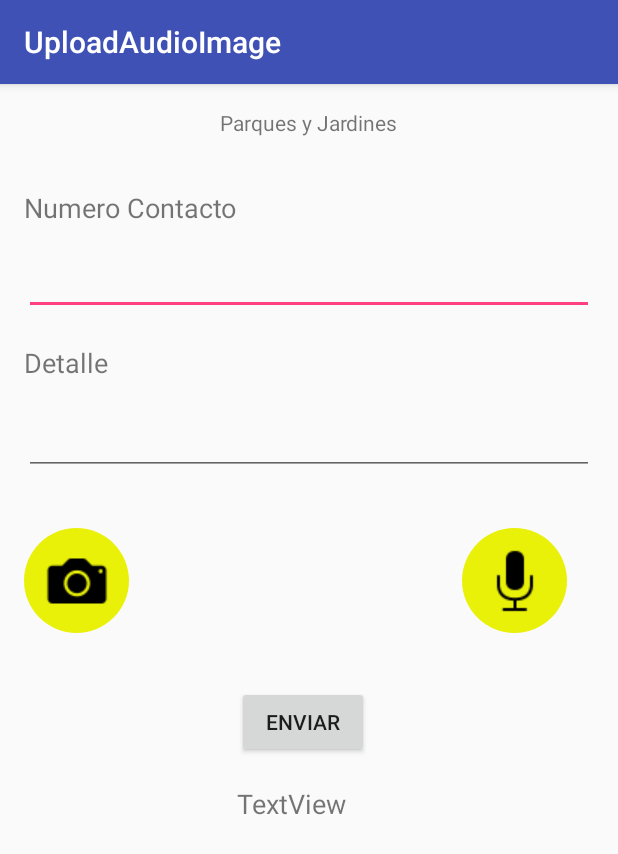
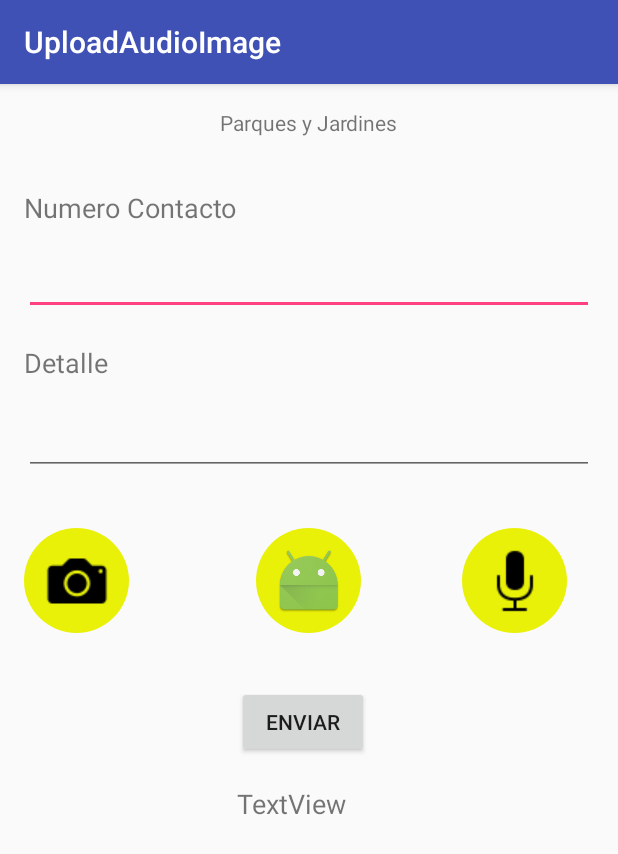
Before and after one commit to alexmendoza/uploadDataToFirebase, an Android app: the screen it shows after launch (MainActivity), on a phone screen of 412 x 824 dp. Shown: the top 854 px of the screen. Run offline under Robolectric (Android 15) with nearby library versions, the phone set to English and light mode, and no system bars; our stand-ins replace Firebase (no records; nobody signed in at launch, a user with empty details on screens opened directly).

Commit message:
Add dialog to select image

```diff
--- a/app/src/main/res/layout/activity_main.xml
+++ b/app/src/main/res/layout/activity_main.xml
@@ -98,4 +98,13 @@
         android:layout_marginTop="35dp"
         android:layout_below="@+id/mUploadImageFromGallery"
         android:layout_alignStart="@+id/recordLabel" />
+
+    <ImageButton
+        android:layout_width="wrap_content"
+        android:layout_height="wrap_content"
+        app:srcCompat="@mipmap/ic_launcher"
+        android:id="@+id/mSelectOriginImage"
+        android:background="@drawable/btn_circle_default"
+        android:layout_above="@+id/botonEnviuar"
+        android:layout_centerHorizontal="true" />
 </RelativeLayout>
```
Also changed, not shown: app/src/main/java/ventura/mendoza/alex/uploadaudioimage/MainActivity.java (+42 -2 lines), app/src/main/res/layout/dialog_selectable_image_origin.xml (added, +38 -0 lines), app/src/main/res/drawable/camera_second.png (added), app/src/main/res/drawable/gallery.png (added).
